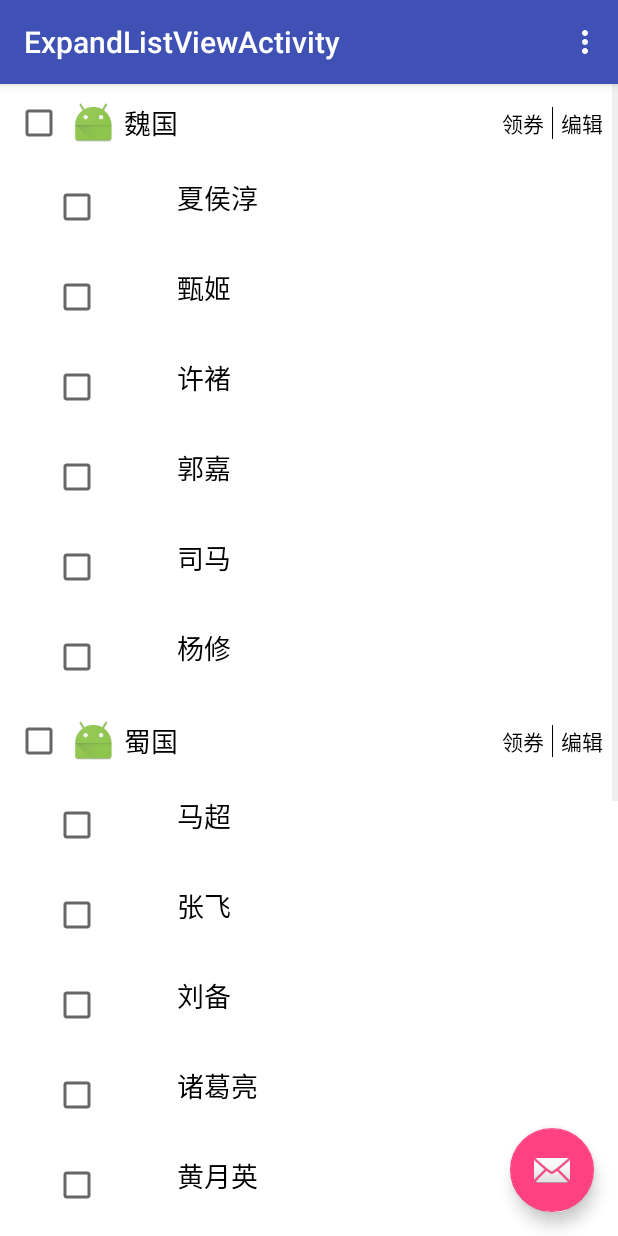
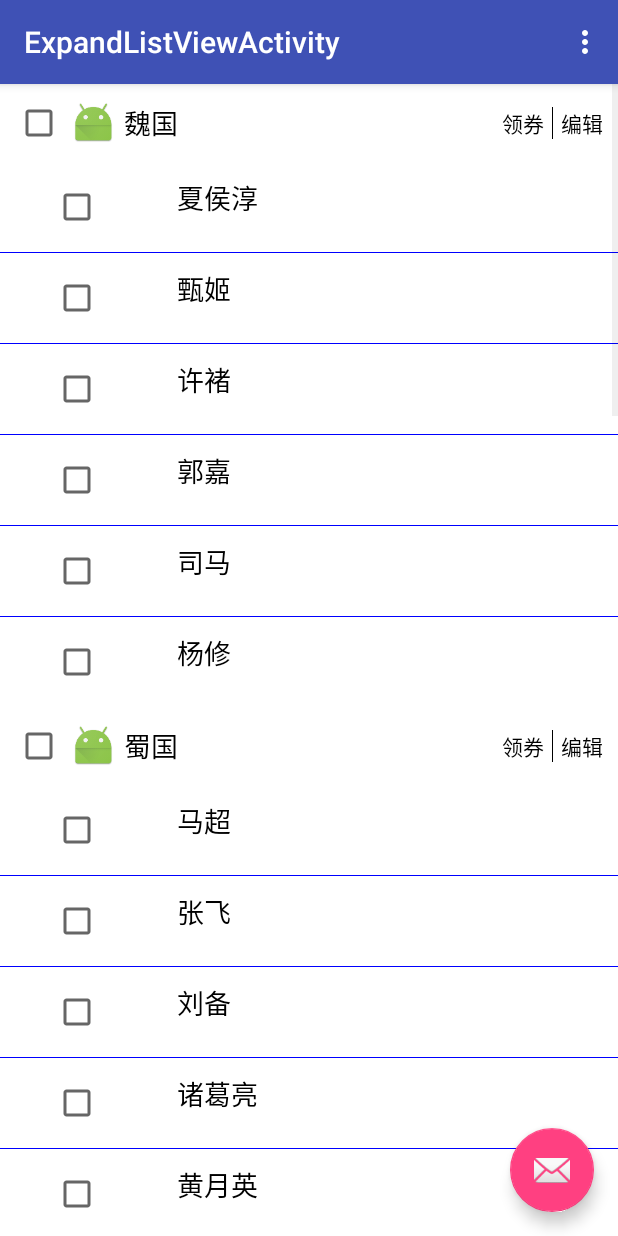
Before and after one commit to 1181631922/Nested, an Android app: the ExpandListViewActivity screen opened directly, with no data from a screen before it, on a phone screen of 412 x 824 dp. Run offline under Robolectric (Android 15) with nearby library versions, the phone set to English and light mode, and no system bars; libraries missing offline, so code that uses them is left out: com.facebook.drawee; plain views replace SimpleDraweeView; pictures from the network do not load; 3 statements that could not run were skipped.

Commit message:
抽离adapter

```diff
--- /dev/null
+++ b/app/src/main/java/com/fanyafeng/nested/ExpandListView/ExpandAdapter.java
@@ -0,0 +1,116 @@
+package com.fanyafeng.nested.ExpandListView;
+
+import android.content.Context;
+import android.graphics.Color;
+import android.net.Uri;
+import android.util.Log;
+import android.view.LayoutInflater;
+import android.view.View;
+import android.view.ViewGroup;
+import android.widget.BaseExpandableListAdapter;
+import android.widget.LinearLayout;
+import android.widget.TextView;
+import android.widget.Toast;
+
+import com.facebook.drawee.view.SimpleDraweeView;
+import com.fanyafeng.nested.R;
+
+import java.util.List;
+
+/**
+ * Created by fanyafeng on 2016/2/22,0022.
+ */
+public class ExpandAdapter extends BaseExpandableListAdapter {
+    private String imageUri = "http://www.apkbus.com/data/attachment/forum/201402/27/154958qgczo5a17ia3u3c4.png";
+    private Context context;
+    private List<ExpandBean> expandBeanList;
+
+    public ExpandAdapter(Context context, List<ExpandBean> expandBeanList) {
+        this.context = context;
+        this.expandBeanList = expandBeanList;
+    }
+
+    @Override
+    public int getGroupCount() {
+        return expandBeanList.size();
+    }
+
+    @Override
+    public int getChildrenCount(int groupPosition) {
+        return expandBeanList.get(groupPosition).getChild().size();
+    }
+
+    @Override
+    public Object getGroup(int groupPosition) {
+        return expandBeanList.get(groupPosition).getGroup();
+    }
+
+    @Override
+    public Object getChild(int groupPosition, int childPosition) {
+        return expandBeanList.get(groupPosition).getChild().get(childPosition);
+    }
+
+    @Override
+    public long getGroupId(int groupPosition) {
+        return groupPosition;
+    }
+
+    @Override
+    public long getChildId(int groupPosition, int childPosition) {
+        return childPosition;
+    }
+
+    @Override
+    public boolean hasStableIds() {
+        return true;
+    }
+
+    @Override
+    public View getGroupView(final int groupPosition, boolean isExpanded, View convertView, ViewGroup parent) {
+        View view = LayoutInflater.from(context).inflate(R.layout.layout_parent_expand, null);
+        TextView tv_expand_name = (TextView) view.findViewById(R.id.tv_expand_name);
+        tv_expand_name.setText(getGroup(groupPosition).toString());
+        TextView tv_expand_edit = (TextView) view.findViewById(R.id.tv_expand_edit);
+        tv_expand_edit.setOnClickListener(new View.OnClickListener() {
+            @Override
+            public void onClick(View v) {
+                Toast.makeText(context, "编辑被点击,第几组：" + groupPosition, Toast.LENGTH_SHORT).show();
+
+            }
+        });
+        return view;
+    }
+
+    @Override
+    public View getChildView(final int groupPosition, final int childPosition, boolean isLastChild, View convertView, ViewGroup parent) {
+        LinearLayout linearLayout = new LinearLayout(context);
+        linearLayout.setOrientation(LinearLayout.VERTICAL);
+        LinearLayout.LayoutParams params = new LinearLayout.LayoutParams(LinearLayout.LayoutParams.MATCH_PARENT, LinearLayout.LayoutParams.WRAP_CONTENT);
+        View view = LayoutInflater.from(context).inflate(R.layout.layout_child_expand, null);
+        TextView tv_expand_child_name = (TextView) view.findViewById(R.id.tv_expand_child_name);
+        tv_expand_child_name.setText(getChild(groupPosition, childPosition).toString());
+        tv_expand_child_name.setOnClickListener(new View.OnClickListener() {
+            @Override
+            public void onClick(View v) {
+                Toast.makeText(context, "Parent和Child分别为：" + groupPosition + " , " + childPosition, Toast.LENGTH_SHORT).show();
+            }
+        });
+        TextView line = new TextView(context);
+        SimpleDraweeView iv_expand_child_icon = (SimpleDraweeView) view.findViewById(R.id.iv_expand_child_icon);
+        iv_expand_child_icon.setImageURI(Uri.parse(imageUri));
+        TextView tv_is_edit = (TextView) view.findViewById(R.id.tv_is_edit);
+
+        linearLayout.addView(view, params);
+        line.setBackgroundColor(Color.BLUE);
+        line.setHeight(1);
+        if (childPosition != expandBeanList.get(groupPosition).getChild().size() - 1) {
+            linearLayout.addView(line,params);
+        }
+        return linearLayout;
+    }
+
+    @Override
+    public boolean isChildSelectable(int groupPosition, int childPosition) {
+        return true;
+    }
+}
--- /dev/null
+++ b/app/src/main/java/com/fanyafeng/nested/ExpandListView/ExpandBean.java
@@ -0,0 +1,69 @@
+package com.fanyafeng.nested.ExpandListView;
+
+import android.os.Parcel;
+import android.os.Parcelable;
+
+import java.util.List;
+
+/**
+ * Created by fanyafeng on 2016/2/22,0022.
+ */
+public class ExpandBean implements Comparable,Parcelable{
+    private String Group;
+    private List<String> Child;
+
+    public ExpandBean(String group, List<String> child) {
+        Group = group;
+        Child = child;
+    }
+
+    public String getGroup() {
+        return Group;
+    }
+
+    public void setGroup(String group) {
+        Group = group;
+    }
+
+    public List<String> getChild() {
+        return Child;
+    }
+
+    public void setChild(List<String> child) {
+        Child = child;
+    }
+
+
+    @Override
+    public int compareTo(Object another) {
+        return 0;
+    }
+
+    @Override
+    public int describeContents() {
+        return 0;
+    }
+
+    @Override
+    public void writeToParcel(Parcel dest, int flags) {
+        dest.writeString(Group);
+        dest.writeStringList(Child);
+    }
+
+    protected ExpandBean(Parcel in) {
+        Group = in.readString();
+        Child = in.createStringArrayList();
+    }
+
+    public static final Creator<ExpandBean> CREATOR = new Creator<ExpandBean>() {
+        @Override
+        public ExpandBean createFromParcel(Parcel in) {
+            return new ExpandBean(in);
+        }
+
+        @Override
+        public ExpandBean[] newArray(int size) {
+            return new ExpandBean[size];
+        }
+    };
+}
--- a/app/src/main/java/com/fanyafeng/nested/ExpandListView/ExpandListViewActivity.java
+++ b/app/src/main/java/com/fanyafeng/nested/ExpandListView/ExpandListViewActivity.java
@@ -32,9 +32,15 @@ import com.fanyafeng.nested.ChangeData.ChangeDataBean;
 import com.fanyafeng.nested.ChangeData.ChangeDataDialog;
 import com.fanyafeng.nested.R;
 
+import java.lang.reflect.Array;
+import java.util.ArrayList;
+import java.util.Arrays;
+import java.util.List;
+
 public class ExpandListViewActivity extends BaseActivity {
     private ExpandableListView expand_listview;
     private String imageUri = "http://www.apkbus.com/data/attachment/forum/201402/27/154958qgczo5a17ia3u3c4.png";
+    private List<ExpandBean> expandBeanList = new ArrayList<>();
 
     @Override
     protected void onCreate(Bundle savedInstanceState) {
@@ -58,6 +64,22 @@ public class ExpandListViewActivity extends BaseActivity {
     private void initView() {
         expand_listview = (ExpandableListView) findViewById(R.id.expand_listview);
         expand_listview.setGroupIndicator(null);
+
+        String[] wei = new String[]{"夏侯淳", "甄姬", "许褚", "郭嘉", "司马", "杨修"};
+        String[] shu=new String[]{"马超", "张飞", "刘备", "诸葛亮", "黄月英", "赵云", "马谡"};
+        String[] wu=new String[]{"吕蒙", "陆逊", "孙权", "周瑜", "孙尚香"};
+
+        ExpandBean expandBean0 = new ExpandBean("魏国", Arrays.asList(wei));
+        expandBeanList.add(0,expandBean0);
+        ExpandBean expandBean1=new ExpandBean("蜀国",Arrays.asList(shu));
+        expandBeanList.add(1,expandBean1);
+        ExpandBean expandBean2=new ExpandBean("吴国",Arrays.asList(wu));
+        expandBeanList.add(2,expandBean2);
+        for (int i=0;i<4;i++){
+            ExpandBean expandBean3=new ExpandBean("吴国",Arrays.asList(wu));
+            expandBeanList.add(expandBean3);
+        }
+
     }
 
     private void initData() {
@@ -65,9 +87,11 @@ public class ExpandListViewActivity extends BaseActivity {
 //        expand_listview.addHeaderView(LayoutInflater.from(this).inflate(R.layout.layout_dialog_input, null));
 //        expand_listview.addHeaderView(LayoutInflater.from(this).inflate(R.layout.layout_dialog_input, null));
 //        expand_listview.addFooterView(LayoutInflater.from(this).inflate(R.layout.layout_dialog_input, null));
-        expand_listview.setAdapter(expandableListAdapter);
+        ExpandAdapter expandAdapter=new ExpandAdapter(this,expandBeanList);
+        expand_listview.setAdapter(expandAdapter);
+//        expand_listview.setAdapter(expandableListAdapter);
 //        将子项全部展开
-        for (int i = 0; i < 3; i++) {
+        for (int i = 0; i < expandBeanList.size(); i++) {
             expand_listview.expandGroup(i);
         }
 //        这是parent不能点击
@@ -81,7 +105,7 @@ public class ExpandListViewActivity extends BaseActivity {
 
     final ExpandableListAdapter expandableListAdapter = new BaseExpandableListAdapter() {
 
-        int[] logos = new int[]{R.mipmap.ic_launcher, R.mipmap.ic_launcher, R.mipmap.ic_launcher};
+
         private String[] generalsTypes = new String[]{"魏国", "蜀国", "吴国"};
         private String[][] generals = new String[][]{
                 {"夏侯淳", "甄姬", "许褚", "郭嘉", "司马", "杨修"},
@@ -93,38 +117,26 @@ public class ExpandListViewActivity extends BaseActivity {
                 {"马超", "张飞", "刘备", "诸葛亮", "黄月英", "赵云", "马谡"},
                 {"吕蒙", "陆逊", "孙权", "周瑜", "孙尚香"}
         };
-        private int[][] generallogos = new int[][]{
-                {R.mipmap.ic_launcher, R.mipmap.ic_launcher, R.mipmap.ic_launcher, R.mipmap.ic_launcher, R.mipmap.ic_launcher, R.mipmap.ic_launcher},
-                {R.mipmap.ic_launcher, R.mipmap.ic_launcher, R.mipmap.ic_launcher, R.mipmap.ic_launcher, R.mipmap.ic_launcher, R.mipmap.ic_launcher, R.mipmap.ic_launcher},
-                {R.mipmap.ic_launcher, R.mipmap.ic_launcher, R.mipmap.ic_launcher, R.mipmap.ic_launcher, R.mipmap.ic_launcher}
-        };
 
-        TextView getTextView() {
-            AbsListView.LayoutParams layoutParams = new AbsListView.LayoutParams(ViewGroup.LayoutParams.MATCH_PARENT, 64);
-            TextView textView = new TextView(ExpandListViewActivity.this);
-            textView.setLayoutParams(layoutParams);
-            textView.setGravity(Gravity.CENTER_VERTICAL);
-            textView.setPadding(36, 0, 0, 0);
-            textView.setTextSize(20);
-            textView.setTextColor(Color.BLACK);
-            return textView;
-        }
-
+        //group个数
         @Override
         public int getGroupCount() {
             return generalsTypes.length;
         }
 
+        //        相应的group下的child个数
         @Override
         public int getChildrenCount(int groupPosition) {
             return generals[groupPosition].length;
         }
 
+        //得到对应的group数据
         @Override
         public Object getGroup(int groupPosition) {
             return generalsTypes[groupPosition];
         }
 
+        //得到相应group下child的数据
         @Override
         public Object getChild(int groupPosition, int childPosition) {
             return generals[groupPosition][childPosition];
@@ -146,7 +158,7 @@ public class ExpandListViewActivity extends BaseActivity {
         }
 
         @Override
-        public View getGroupView(int groupPosition, boolean isExpanded, View convertView, ViewGroup parent) {
+        public View getGroupView(final int groupPosition, boolean isExpanded, View convertView, ViewGroup parent) {
 
             View view = LayoutInflater.from(ExpandListViewActivity.this).inflate(R.layout.layout_parent_expand, null);
             TextView tv_expand_name = (TextView) view.findViewById(R.id.tv_expand_name);
@@ -155,59 +167,32 @@ public class ExpandListViewActivity extends BaseActivity {
             tv_expand_edit.setOnClickListener(new View.OnClickListener() {
                 @Override
                 public void onClick(View v) {
-                    ChangeDataBean changeDataBean = new ChangeDataBean(123, "password");
-                    ChangeDataDialog changeDataDialog = new ChangeDataDialog(ExpandListViewActivity.this, R.style.mystyle, R.layout.layout_dialog_input, changeDataBean, new ChangeDataDialog.InputListener() {
-                        @Override
-                        public void getNameAndPassword(String number, String password) {
-                            Toast.makeText(ExpandListViewActivity.this, number + password, Toast.LENGTH_SHORT).show();
-                        }
-                    });
-                    changeDataDialog.getWindow().setGravity(Gravity.BOTTOM);
-                    changeDataDialog.show();
+                    Toast.makeText(ExpandListViewActivity.this, "编辑被点击,第几组：" + groupPosition, Toast.LENGTH_SHORT).show();
+
                 }
             });
             return view;
-
-
-//            LinearLayout linearLayout = new LinearLayout(ExpandListViewActivity.this);
-//            linearLayout.setOrientation(LinearLayout.HORIZONTAL);
-//            ImageView logo = new ImageView(ExpandListViewActivity.this);
-//            logo.setImageResource(logos[groupPosition]);
-//            linearLayout.addView(logo);
-//            TextView textView = getTextView();
-//            textView.setTextColor(Color.BLACK);
-//            textView.setText(getGroup(groupPosition).toString());
-//            textView.setOnClickListener(new View.OnClickListener() {
-//                @Override
-//                public void onClick(View v) {
-//                    Toast.makeText(ExpandListViewActivity.this, "点我啊", Toast.LENGTH_SHORT).show();
-//                }
-//            });
-//            linearLayout.addView(textView);
-//            return linearLayout;
         }
 
         @Override
-        public View getChildView(int groupPosition, int childPosition, boolean isLastChild, View convertView, ViewGroup parent) {
-//            LinearLayout ll = new LinearLayout(ExpandListViewActivity.this);
-//            ll.setPadding(200, 0, 0, 0);
-//            ll.setOrientation(LinearLayout.HORIZONTAL);
-//            ImageView generallogo = new ImageView(ExpandListViewActivity.this);
-//            generallogo.setImageResource(generallogos[groupPosition][childPosition]);
-//            ll.addView(generallogo);
-//            TextView textView = getTextView();
-//            textView.setText(getChild(groupPosition, childPosition).toString());
-//            ll.addView(textView);
-//            return ll;
+        public View getChildView(final int groupPosition, final int childPosition, boolean isLastChild, View convertView, ViewGroup parent) {
             LinearLayout linearLayout = new LinearLayout(ExpandListViewActivity.this);
             LinearLayout.LayoutParams params = new LinearLayout.LayoutParams(LinearLayout.LayoutParams.MATCH_PARENT, LinearLayout.LayoutParams.WRAP_CONTENT);
             View view = LayoutInflater.from(ExpandListViewActivity.this).inflate(R.layout.layout_child_expand, null);
             TextView tv_expand_child_name = (TextView) view.findViewById(R.id.tv_expand_child_name);
             tv_expand_child_name.setText(getChild(groupPosition, childPosition).toString());
+            tv_expand_child_name.setOnClickListener(new View.OnClickListener() {
+                @Override
+                public void onClick(View v) {
+                    Toast.makeText(ExpandListViewActivity.this, "Parent和Child分别为：" + groupPosition + " , " + childPosition, Toast.LENGTH_SHORT).show();
+                }
+            });
             TextView line = new TextView(ExpandListViewActivity.this);
-            SimpleDraweeView iv_expand_child_icon=(SimpleDraweeView)view.findViewById(R.id.iv_expand_child_icon);
+            SimpleDraweeView iv_expand_child_icon = (SimpleDraweeView) view.findViewById(R.id.iv_expand_child_icon);
             iv_expand_child_icon.setImageURI(Uri.parse(imageUri));
-            linearLayout.addView(view,params);
+            TextView tv_is_edit = (TextView) view.findViewById(R.id.tv_is_edit);
+
+            linearLayout.addView(view, params);
             line.setTextColor(Color.BLACK);
             line.setHeight(1);
             if (!isLastChild) {
--- a/app/src/main/res/layout/layout_child_expand.xml
+++ b/app/src/main/res/layout/layout_child_expand.xml
@@ -32,4 +32,16 @@
         android:textColor="@android:color/black"
         android:textSize="18dp" />
 
+    <TextView
+        android:id="@+id/tv_is_edit"
+        android:layout_width="wrap_content"
+        android:layout_height="wrap_content"
+        android:layout_centerVertical="true"
+        android:gravity="center_vertical"
+        android:layout_marginLeft="15dp"
+        android:text="编辑状态"
+        android:visibility="gone"
+        android:textColor="@android:color/black"
+        android:textSize="18dp"/>
+
 </LinearLayout>
```
